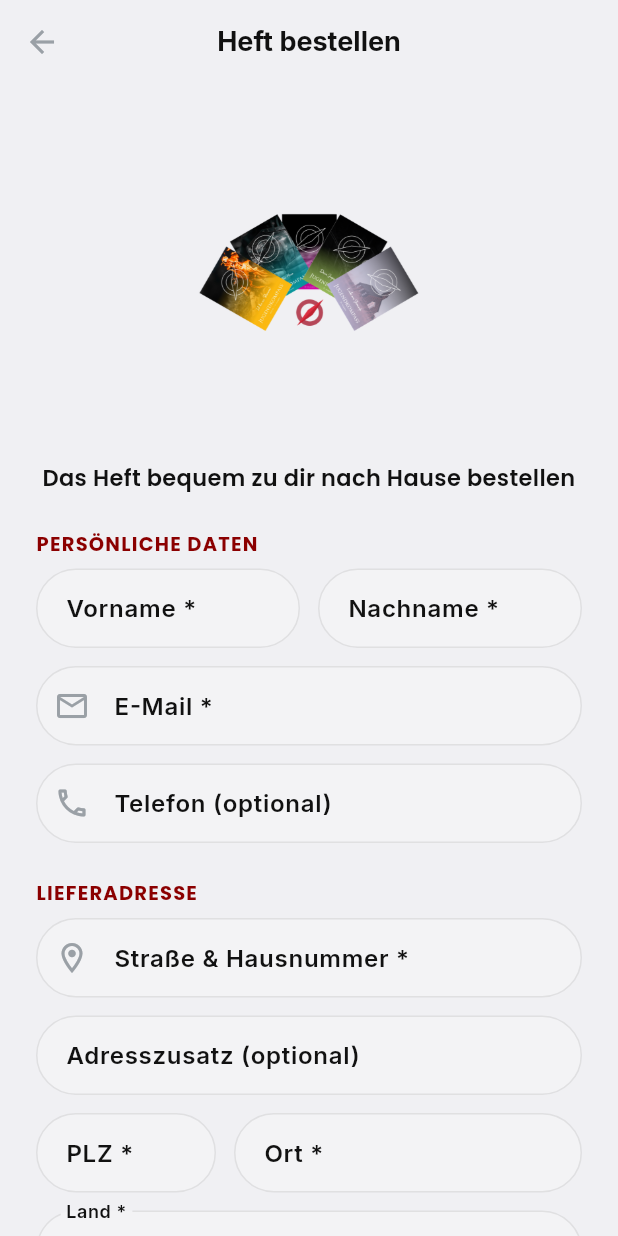
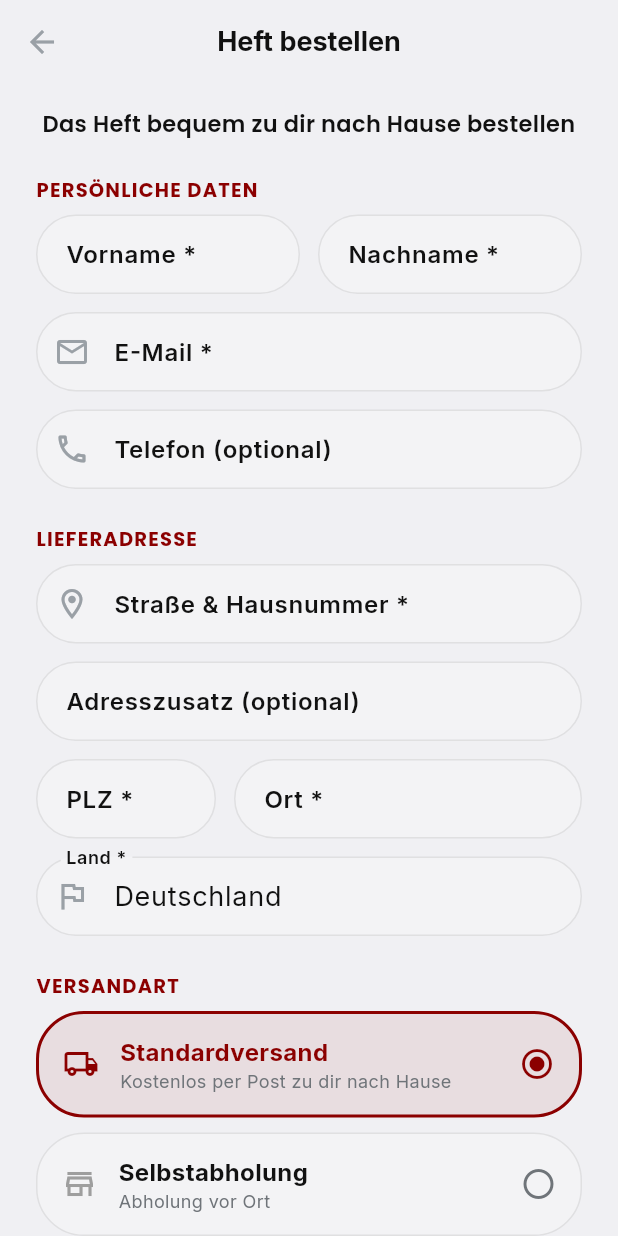
Before and after one commit to eckstaedt/jugendkompass_app, a Flutter app: the SubscriptionFormScreen screen opened directly, on a phone screen of 412 x 824 dp. Run offline on Flutter 3.47's test engine with Material 3 defaults, Android fonts, the phone set to English and light mode, and no system bars; our stand-ins replace app_links, audio_video_progress_bar, cached_network_image, chewie, firebase_core, firebase_messaging and 16 more; missing offline and left inert: dart:js_interop, gal, home_widget; accounts and stored records are empty; network calls fail.

Commit message:
fix: Magazinbild aus Bestellformular entfernt

```diff
--- a/lib/presentation/screens/shop/subscription_form_screen.dart
+++ b/lib/presentation/screens/shop/subscription_form_screen.dart
@@ -171,17 +171,8 @@ class _SubscriptionFormScreenState
             bottom: DesignTokens.overlayPaddingBase + 24,
           ),
           children: [
-            // ── Bild & Intro ─────────────────────────────────────────
+            // ── Intro ────────────────────────────────────────────────
             const SizedBox(height: 8),
-            Center(
-              child: Image.asset(
-                'assets/images/shop_magazines.png',
-                width: double.infinity,
-                height: 220,
-                fit: BoxFit.contain,
-              ),
-            ),
-            const SizedBox(height: 16),
             Text(
               translate('Das Heft bequem zu dir nach Hause bestellen'),
               style: GoogleFonts.poppins(
```
